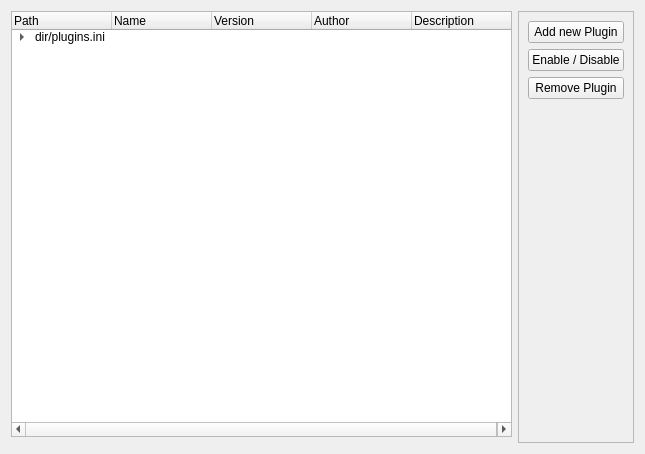
Qt form src/conan_app_launcher/ui/views/plugins_manager/plugins.ui (goszpeti/conan_explorer) before a commit.
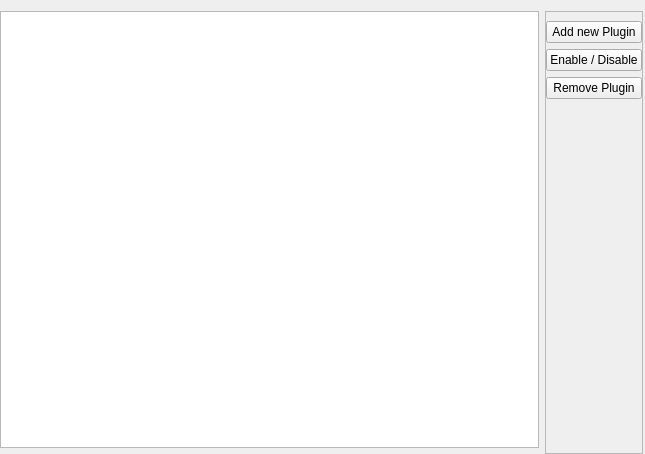
The same form after that commit. Icons and pictures are not drawn.

Commit message: Further develop plugin manager

The edit to the form file:
```diff
--- a/src/conan_app_launcher/ui/views/plugins_manager/plugins.ui
+++ b/src/conan_app_launcher/ui/views/plugins_manager/plugins.ui
@@ -14,62 +14,15 @@
    <string>Form</string>
   </property>
   <layout class="QGridLayout" name="gridLayout">
-   <item row="0" column="0">
-    <widget class="QTreeWidget" name="treeWidget">
-     <column>
-      <property name="text">
-       <string>Path</string>
-      </property>
-     </column>
-     <column>
-      <property name="text">
-       <string>Name</string>
-      </property>
-     </column>
-     <column>
-      <property name="text">
-       <string>Version</string>
-      </property>
-     </column>
-     <column>
-      <property name="text">
-       <string>Author</string>
-      </property>
-     </column>
-     <column>
-      <property name="text">
-       <string>Description</string>
-      </property>
-     </column>
-     <item>
-      <property name="text">
-       <string>dir/plugins.ini</string>
-      </property>
-      <item>
-       <property name="text">
-        <string/>
-       </property>
-       <property name="icon">
-        <iconset>
-         <normalon>../../assets/icons/about.png</normalon>
-        </iconset>
-       </property>
-       <property name="text">
-        <string>MY Plugin</string>
-       </property>
-       <property name="text">
-        <string>0.1.1</string>
-       </property>
-       <property name="text">
-        <string>Myself</string>
-       </property>
-       <property name="text">
-        <string/>
-       </property>
-      </item>
-     </item>
-    </widget>
-   </item>
+   <property name="leftMargin">
+    <number>0</number>
+   </property>
+   <property name="rightMargin">
+    <number>2</number>
+   </property>
+   <property name="bottomMargin">
+    <number>0</number>
+   </property>
    <item row="0" column="1" rowspan="2">
     <widget class="QFrame" name="frame">
      <property name="frameShape">
@@ -79,6 +32,12 @@
       <enum>QFrame::Raised</enum>
      </property>
      <layout class="QVBoxLayout" name="verticalLayout">
+      <property name="leftMargin">
+       <number>0</number>
+      </property>
+      <property name="rightMargin">
+       <number>0</number>
+      </property>
       <item>
        <widget class="QPushButton" name="pushButton">
         <property name="text">
@@ -131,6 +90,9 @@
      </layout>
     </widget>
    </item>
+   <item row="0" column="0">
+    <widget class="QTreeView" name="plugins_tree_view"/>
+   </item>
   </layout>
  </widget>
  <resources/>
```
Left out of the diff: 8 changed lines with no effect on the pictures. The commit also changes 12 other files.
